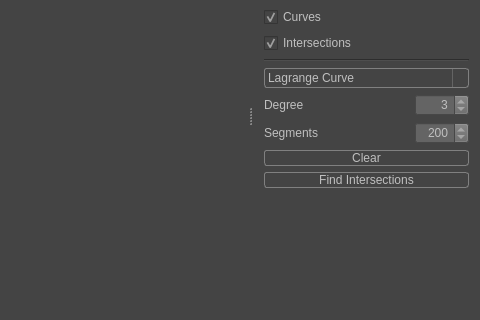
Above: visual_studio/A01_Curves/MainWindow.ui from ShenyaoKe/GeometricModeling before the change; both pictures show x 257 to 737 and y 105 to 425 of the 737 by 425 pixel window. Below: the same form after it.
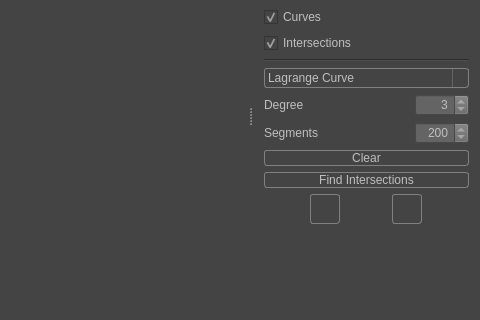
That is the form after the change. Icons and pictures are not drawn.

```diff
--- a/visual_studio/A01_Curves/MainWindow.ui
+++ b/visual_studio/A01_Curves/MainWindow.ui
@@ -376,6 +376,75 @@
        </property>
       </widget>
      </item>
+     <item>
+      <layout class="QHBoxLayout" name="horizontalLayout_2">
+       <item>
+        <widget class="QPushButton" name="foreground_color">
+         <property name="enabled">
+          <bool>true</bool>
+         </property>
+         <property name="minimumSize">
+          <size>
+           <width>30</width>
+           <height>30</height>
+          </size>
+         </property>
+         <property name="maximumSize">
+          <size>
+           <width>30</width>
+           <height>30</height>
+          </size>
+         </property>
+         <property name="cursor">
+          <cursorShape>ArrowCursor</cursorShape>
+         </property>
+         <property name="autoFillBackground">
+          <bool>false</bool>
+         </property>
+         <property name="text">
+          <string/>
+         </property>
+         <property name="checkable">
+          <bool>false</bool>
+         </property>
+         <property name="autoRepeat">
+          <bool>false</bool>
+         </property>
+         <property name="flat">
+          <bool>true</bool>
+         </property>
+        </widget>
+       </item>
+       <item>
+        <widget class="QPushButton" name="background_color">
+         <property name="minimumSize">
+          <size>
+           <width>30</width>
+           <height>30</height>
+          </size>
+         </property>
+         <property name="maximumSize">
+          <size>
+           <width>30</width>
+           <height>30</height>
+          </size>
+         </property>
+         <property name="autoFillBackground">
+          <bool>true</bool>
+         </property>
+         <property name="text">
+          <string/>
+         </property>
+         <property name="flat">
+          <bool>true</bool>
+         </property>
+        </widget>
+       </item>
+      </layout>
+     </item>
+     <item>
+      <layout class="QGridLayout" name="gridLayout_2"/>
+     </item>
      <item>
       <layout class="QVBoxLayout" name="verticalLayout_4">
        <item>
```
